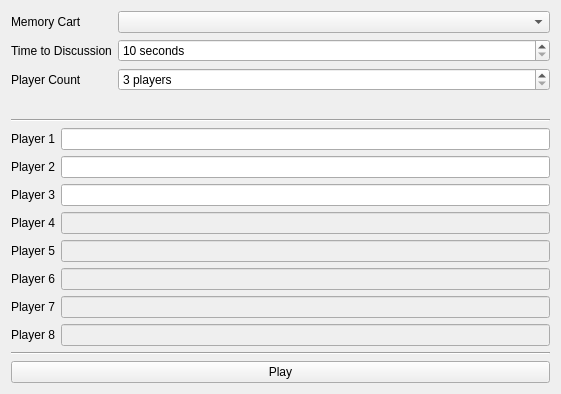
Old version of the form DeniTheGame/ui/GameInitScreen.ui in the repository hOst1k-Top/DeniTheGame.
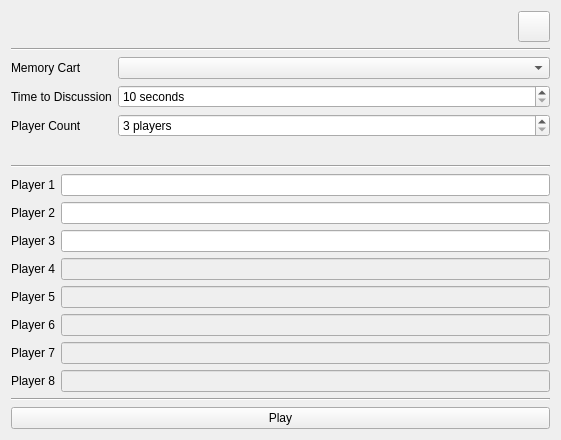
New version of the form. Icons and pictures are not drawn.

```diff
--- a/DeniTheGame/ui/GameInitScreen.ui
+++ b/DeniTheGame/ui/GameInitScreen.ui
@@ -7,13 +7,54 @@
     <x>0</x>
     <y>0</y>
     <width>561</width>
-    <height>394</height>
+    <height>440</height>
    </rect>
   </property>
   <property name="windowTitle">
    <string>Initizialize the Game</string>
   </property>
   <layout class="QVBoxLayout" name="verticalLayout">
+   <item>
+    <layout class="QHBoxLayout" name="horizontalLayout">
+     <item>
+      <spacer name="horizontalSpacer">
+       <property name="orientation">
+        <enum>Qt::Orientation::Horizontal</enum>
+       </property>
+       <property name="sizeHint" stdset="0">
+        <size>
+         <width>40</width>
+         <height>20</height>
+        </size>
+       </property>
+      </spacer>
+     </item>
+     <item>
+      <widget class="QToolButton" name="rules">
+       <property name="text">
+        <string/>
+       </property>
+       <property name="icon">
+        <iconset resource="../resource/DeniTheGame.qrc">
+         <normaloff>:/icons/rules.png</normaloff>:/icons/rules.png</iconset>
+       </property>
+       <property name="iconSize">
+        <size>
+         <width>24</width>
+         <height>24</height>
+        </size>
+       </property>
+      </widget>
+     </item>
+    </layout>
+   </item>
+   <item>
+    <widget class="Line" name="line_3">
+     <property name="orientation">
+      <enum>Qt::Orientation::Horizontal</enum>
+     </property>
+    </widget>
+   </item>
    <item>
     <layout class="QFormLayout" name="formLayout">
      <property name="sizeConstraint">
```
Left out of the diff: 44 changed lines with no effect on the pictures.
